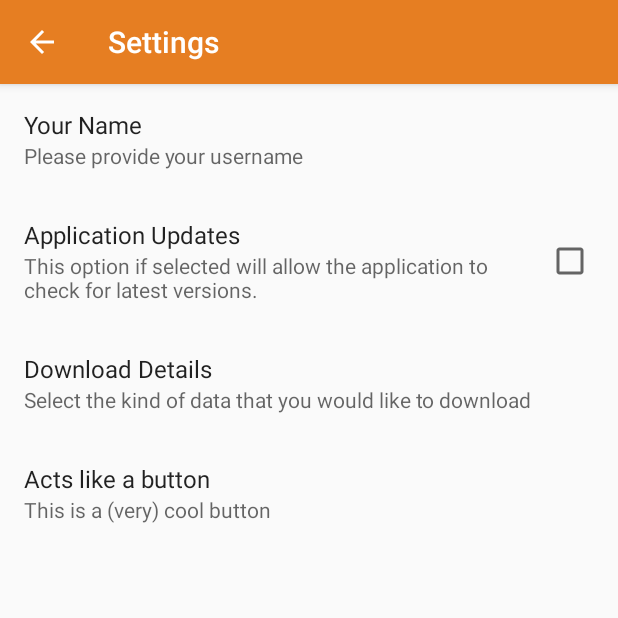
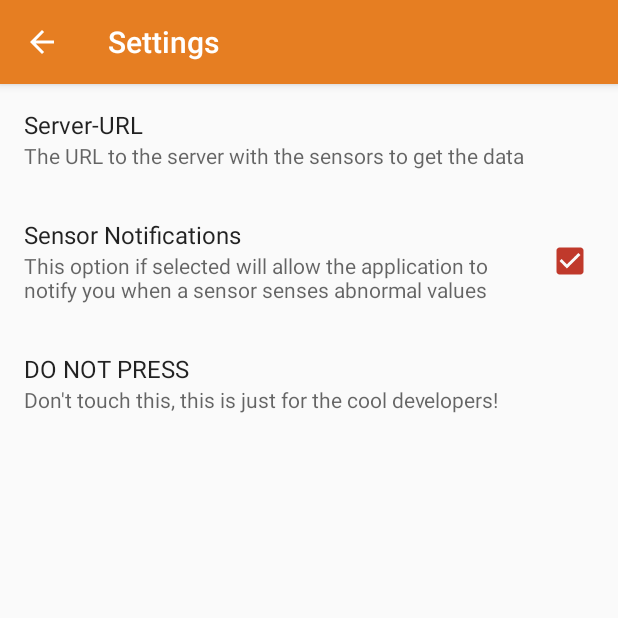
Before and after one commit to Sharknoon/MobileComputing-OfficeSense, an Android app: the SettingsActivity screen opened directly, with no data from a screen before it, on a phone screen of 412 x 824 dp, the top half of it. Run offline under Robolectric (Android 15) with nearby library versions, the phone set to English and light mode, and no system bars; our stand-ins replace androidx.preference; 4 statements that could not run were skipped.

Commit message:
- Bugfixes

```diff
--- a/app/build.gradle
+++ b/app/build.gradle
@@ -33,6 +33,8 @@ dependencies {
     androidTestImplementation 'com.android.support.test.espresso:espresso-core:3.0.2'
     implementation "org.jetbrains.kotlin:kotlin-stdlib-jdk7:$kotlin_version"
     implementation 'com.jjoe64:graphview:4.2.2'
+    implementation 'com.loopj.android:android-async-http:1.4.9'
+    implementation 'com.google.code.gson:gson:2.8.5'
 }
 repositories {
     mavenCentral()
--- a/app/src/main/java/de/sharknoon/officesense/activities/SettingsActivity.kt
+++ b/app/src/main/java/de/sharknoon/officesense/activities/SettingsActivity.kt
@@ -10,6 +10,7 @@ import android.support.v4.app.NotificationManagerCompat
 import android.support.v7.app.AppCompatActivity
 import android.support.v7.preference.Preference
 import android.support.v7.preference.PreferenceFragmentCompat
+import android.view.MenuItem
 import de.sharknoon.officesense.R
 
 class SettingsActivity : AppCompatActivity() {
@@ -17,6 +18,7 @@ class SettingsActivity : AppCompatActivity() {
     override fun onCreate(savedInstanceState: Bundle?) {
         super.onCreate(savedInstanceState)
         setContentView(R.layout.activity_settings)
+        supportActionBar?.setDisplayHomeAsUpEnabled(true)
 
         val settingsFragment = SettingsFragment()
         settingsFragment.createNotificationChannel(this)
@@ -25,6 +27,11 @@ class SettingsActivity : AppCompatActivity() {
                 .replace(R.id.settings_container, settingsFragment)
                 .commit()
 
+    }
+
+    override fun onOptionsItemSelected(item: MenuItem): Boolean {
+        finish()
+        return true
     }
 
     class SettingsFragment : PreferenceFragmentCompat() {
@@ -42,29 +49,29 @@ class SettingsActivity : AppCompatActivity() {
             val context = activity ?: return
             button.onPreferenceClickListener = Preference.OnPreferenceClickListener {
 
-                val SUMMARY_ID = 0
-                val GROUP_KEY_WORK_EMAIL = "com.android.example.WORK_EMAIL"
+                val summaryID = 0
+                val groupKey = "com.android.example.WORK_EMAIL"
 
-                val newMessageNotification1 = NotificationCompat.Builder(context, CHANNEL_ID)
+                val newMessageNotification1 = NotificationCompat.Builder(context, channelId)
                         .setSmallIcon(R.drawable.ic_logo)
                         .setContentTitle("Title 1")
                         .setContentText("You will not believe...")
-                        .setGroup(GROUP_KEY_WORK_EMAIL)
+                        .setGroup(groupKey)
                         .setStyle(NotificationCompat.BigTextStyle()
                                 .bigText("Lorem ipsum dolor sit amet, consetetur sadipscing elitr, sed diam nonumy eirmod tempor invidunt ut labore et dolore magna aliquyam erat, sed diam voluptua. At vero eos et accusam et justo duo dolores et ea rebum. Stet clita kasd gubergren, no sea takimata sanctus est Lorem ipsum dolor sit amet. Lorem ipsum dolor sit amet, consetetur sadipscing elitr, sed diam nonumy eirmod tempor invidunt ut labore et dolore magna aliquyam erat, sed diam voluptua. At vero eos et accusam et justo duo dolores et ea rebum. Stet clita kasd gubergren, no sea takimata sanctus est Lorem ipsum dolor sit amet."))
 
                         .build()
 
-                val newMessageNotification2 = NotificationCompat.Builder(context, CHANNEL_ID)
+                val newMessageNotification2 = NotificationCompat.Builder(context, channelId)
                         .setSmallIcon(R.drawable.ic_home)
                         .setContentTitle("Title 2")
                         .setContentText("Please join us to celebrate the...")
-                        .setGroup(GROUP_KEY_WORK_EMAIL)
+                        .setGroup(groupKey)
                         .setStyle(NotificationCompat.BigTextStyle()
                                 .bigText("Lorem ipsum dolor sit amet, consetetur sadipscing elitr, sed diam nonumy eirmod tempor invidunt ut labore et dolore magna aliquyam erat, sed diam voluptua. At vero eos et accusam et justo duo dolores et ea rebum. Stet clita kasd gubergren, no sea takimata sanctus est Lorem ipsum dolor sit amet. Lorem ipsum dolor sit amet, consetetur sadipscing elitr, sed diam nonumy eirmod tempor invidunt ut labore et dolore magna aliquyam erat, sed diam voluptua. At vero eos et accusam et justo duo dolores et ea rebum. Stet clita kasd gubergren, no sea takimata sanctus est Lorem ipsum dolor sit amet."))
                         .build()
 
-                val summaryNotification = NotificationCompat.Builder(context, CHANNEL_ID)
+                val summaryNotification = NotificationCompat.Builder(context, channelId)
                         .setContentTitle("Summary")
                         //set content text to support devices running API level < 24
                         .setContentText("Two new messages")
@@ -76,7 +83,7 @@ class SettingsActivity : AppCompatActivity() {
                                 .setBigContentTitle("2 new messages")
                                 .setSummaryText("janedoe@example.com"))
                         //specify which group this notification belongs to
-                        .setGroup(GROUP_KEY_WORK_EMAIL)
+                        .setGroup(groupKey)
                         //set this notification as the summary for the group
                         .setGroupSummary(true)
                         .build()
@@ -84,14 +91,14 @@ class SettingsActivity : AppCompatActivity() {
                 NotificationManagerCompat.from(context).apply {
                     notify(42, newMessageNotification1)
                     notify(43, newMessageNotification2)
-                    notify(SUMMARY_ID, summaryNotification)
+                    notify(summaryID, summaryNotification)
                 }
 
                 true
             }
         }
 
-        private val CHANNEL_ID: String = "ALARMS_CHANNEL"
+        private val channelId: String = "ALARMS_CHANNEL"
 
         fun createNotificationChannel(context: Context) {
             // Create the NotificationChannel, but only on API 26+ because
@@ -100,7 +107,7 @@ class SettingsActivity : AppCompatActivity() {
                 val name = getString(R.string.channel_name)
                 val descriptionText = getString(R.string.channel_description)
                 val importance = NotificationManager.IMPORTANCE_HIGH
-                val channel = NotificationChannel(CHANNEL_ID, name, importance).apply {
+                val channel = NotificationChannel(channelId, name, importance).apply {
                     description = descriptionText
                 }
                 // Register the channel with the system
--- /dev/null
+++ b/app/src/main/java/de/sharknoon/officesense/models/Humidity.kt
@@ -0,0 +1,3 @@
+package de.sharknoon.officesense.models
+
+data class Humidity(val humidity:Int)
--- /dev/null
+++ b/app/src/main/java/de/sharknoon/officesense/models/Light.kt
@@ -0,0 +1,3 @@
+package de.sharknoon.officesense.models
+
+data class Light(val light: Int)
--- /dev/null
+++ b/app/src/main/java/de/sharknoon/officesense/models/Noise.kt
@@ -0,0 +1,3 @@
+package de.sharknoon.officesense.models
+
+data class Noise(val noise: Int)
--- /dev/null
+++ b/app/src/main/java/de/sharknoon/officesense/models/Temperature.kt
@@ -0,0 +1,3 @@
+package de.sharknoon.officesense.models
+
+data class Temperature(val temperature: Double)
--- a/app/src/main/res/values/array.xml
+++ /dev/null
@@ -1,13 +0,0 @@
-<resources>
-    <string-array name="listArray">
-        <item>Headings</item>
-        <item>Headings and Details</item>
-        <item>All Data</item>
-    </string-array>
-
-    <string-array name="listValues">
-        <item>1</item>
-        <item>2</item>
-        <item>3</item>
-    </string-array>
-</resources>
--- a/app/src/main/res/values/strings.xml
+++ b/app/src/main/res/values/strings.xml
@@ -8,12 +8,17 @@
     <string name="Open">Open</string>
     <string name="Close">Close</string>
     <string name="temperature">Temperature</string>
+    <string name="unit_temperature">%1$s °C</string>
     <string name="light">Light</string>
+    <string name="unit_light">%1$s lx</string>
     <string name="humidity">Humidity</string>
+    <string name="unit_humidity">%1$s &#37;</string>
     <string name="noise">Noise</string>
+    <string name="unit_noise">%1$s db</string>
 
     <string name="channel_name">sensor_alarms</string>
     <string name="channel_description">This notifications are telling you about abnormal sensor values like a too high temperature or a too low humidity.</string>
     <string name="text_about">This project was part of the course \"Mobile Computing\" of the HTWG Constance. It was made by Patrick Kempf and Josua Frank</string>
+    <string name="missing">-</string>
 
 </resources>
--- a/app/src/main/res/xml/preferences.xml
+++ b/app/src/main/res/xml/preferences.xml
@@ -1,23 +1,17 @@
 <?xml version="1.0" encoding="utf-8"?>
 <PreferenceScreen xmlns:android="http://schemas.android.com/apk/res/android">
     <EditTextPreference
-        android:key="username"
-        android:summary="Please provide your username"
-        android:title="Your Name" />
+        android:key="url"
+        android:defaultValue="http://htwg.sharknoon.de/officesense/home"
+        android:summary="The URL to the server with the sensors to get the data"
+        android:title="Server-URL" />
     <CheckBoxPreference
-        android:defaultValue="false"
-        android:key="applicationUpdates"
-        android:summary="This option if selected will allow the application to check for latest versions."
-        android:title="Application Updates" />
-    <ListPreference
-        android:defaultValue="1"
-        android:entries="@array/listArray"
-        android:entryValues="@array/listValues"
-        android:key="downloadType"
-        android:summary="Select the kind of data that you would like to download"
-        android:title="Download Details" />
+        android:key="notifications"
+        android:defaultValue="true"
+        android:summary="This option if selected will allow the application to notify you when a sensor senses abnormal values"
+        android:title="Sensor Notifications" />
     <Preference
         android:key="debug"
-        android:summary="This is a (very) cool button"
-        android:title="Acts like a button" />
+        android:summary="Don't touch this, this is just for the cool developers!"
+        android:title="DO NOT PRESS" />
 </PreferenceScreen>
```
Also changed, not shown: app/src/main/AndroidManifest.xml (+5 -13 lines), app/src/main/java/de/sharknoon/officesense/activities/AboutActivity.kt (+8 -0 lines), app/src/main/java/de/sharknoon/officesense/activities/HomeActivity.kt (renamed from app/src/main/java/de/sharknoon/officesense/activities/MainActivity.kt, +4 -9 lines), app/src/main/java/de/sharknoon/officesense/fragments/SensorsFragment.kt (+75 -0 lines), app/src/main/java/de/sharknoon/officesense/networking/Networking.kt (added, +36 -0 lines), app/src/main/java/de/sharknoon/officesense/utils/Utils.kt (added, +17 -0 lines), app/src/main/res/layout/fragment_sensors.xml (+30 -11 lines), app/src/main/res/values/styles.xml (+0 -11 lines).
